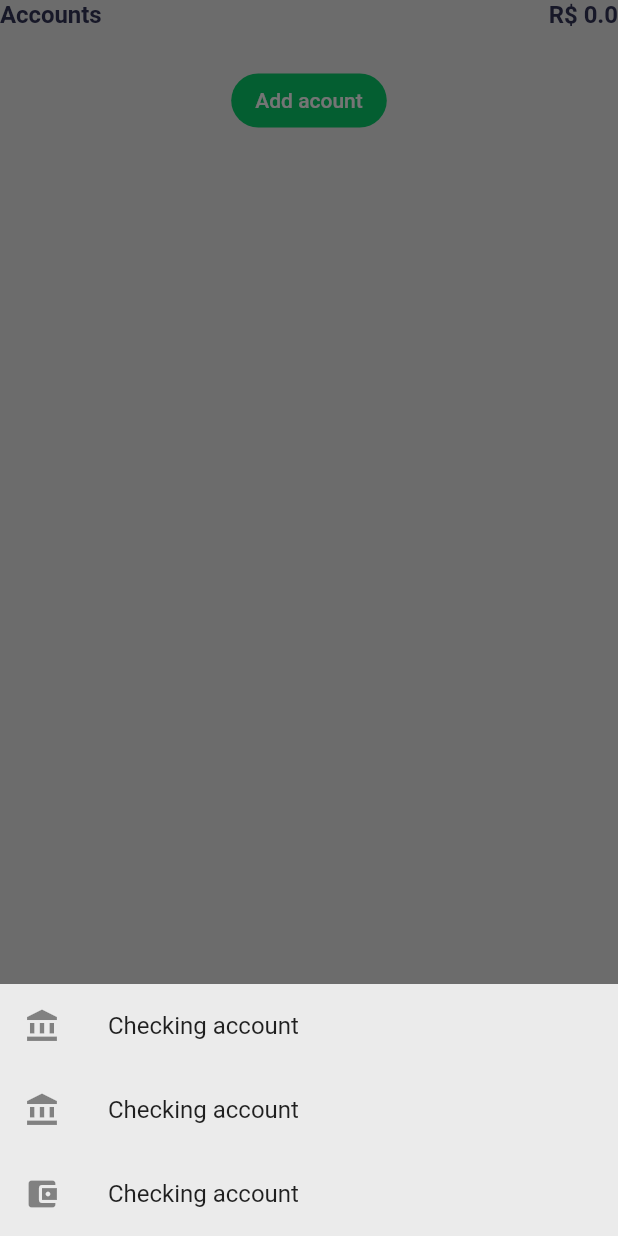
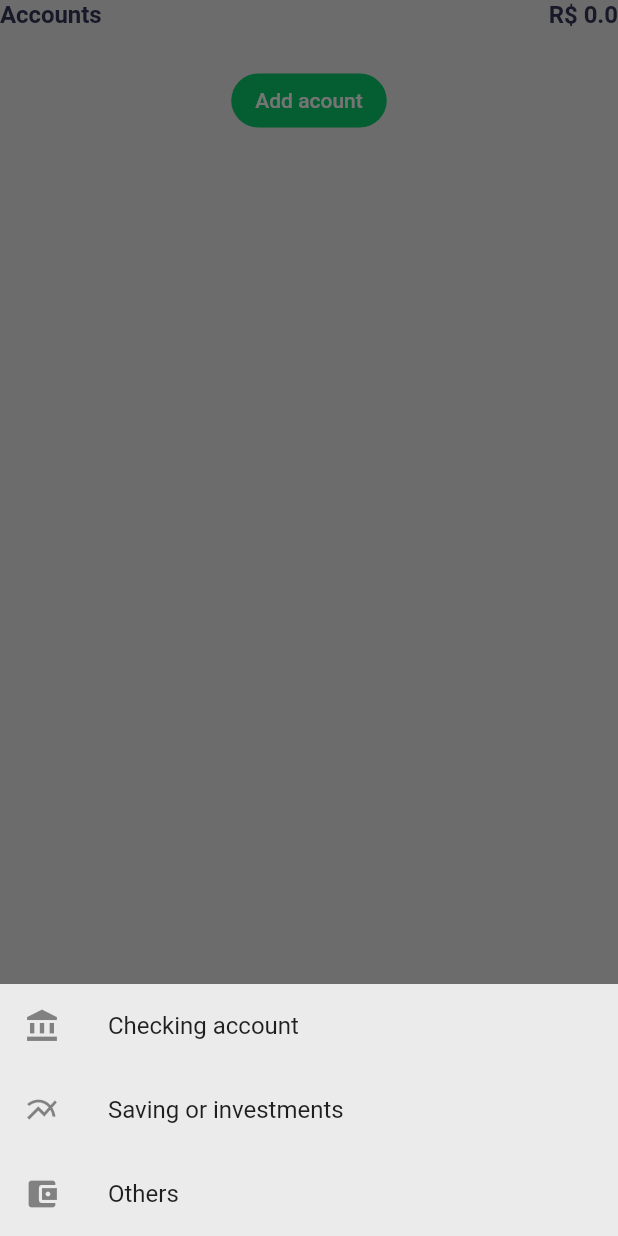
Before and after one commit to maugustosemperfi/financial-mobile, a Flutter app: the AccountsWidget widget shown alone on an empty page, opened directly, after a tap on "Add acount", on a phone screen of 412 x 824 dp. Run offline on Flutter 3.47's test engine with Material 2 defaults, Android fonts, the phone set to English and light mode, and no system bars; our stand-ins replace bloc, carousel_slider, dio, equatable, fluro, flutter_bloc and 3 more; accounts and stored records are empty; generated files the repository leaves out were written again; network calls fail; statements that could not run were skipped.

Commit message:
[UPDATE] Updating account type icons and titles

```diff
--- a/lib/enum/enum_account_type.dart
+++ b/lib/enum/enum_account_type.dart
@@ -9,7 +9,7 @@ class AccountType {
         return Icons.account_balance;
 
       case EnumAccountType.saving:
-        return Icons.account_balance;
+        return Icons.multiline_chart;
 
       case EnumAccountType.others:
         return Icons.account_balance_wallet;
--- a/lib/pages/overview/widgets/accounts_widget.dart
+++ b/lib/pages/overview/widgets/accounts_widget.dart
@@ -61,9 +61,9 @@ class _AccountsWidgetState extends State<AccountsWidget> {
             children: <Widget>[
               _createTile(context, 'Checking account', Icons.account_balance,
                   EnumAccountType.checking),
-              _createTile(context, 'Checking account', Icons.account_balance,
-                  EnumAccountType.saving),
-              _createTile(context, 'Checking account', Icons.account_balance,
+              _createTile(context, 'Saving or investments',
+                  Icons.account_balance, EnumAccountType.saving),
+              _createTile(context, 'Others', Icons.account_balance,
                   EnumAccountType.others),
             ],
           );
```
